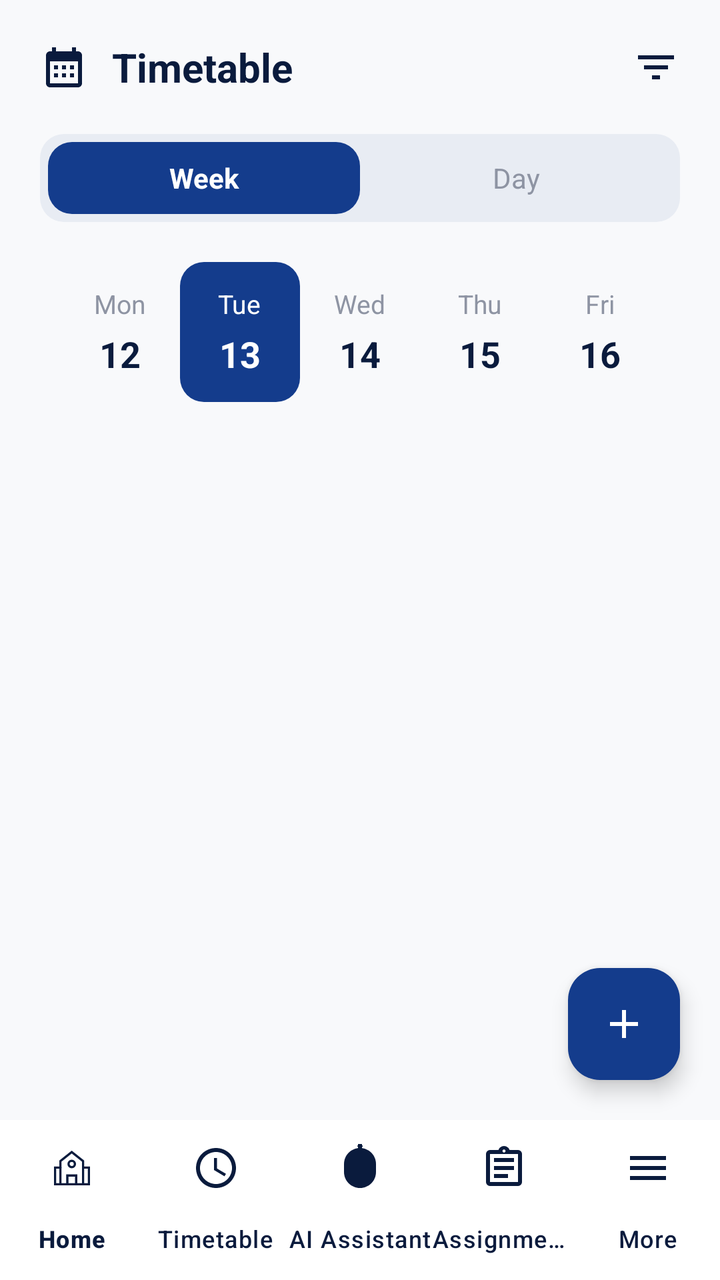
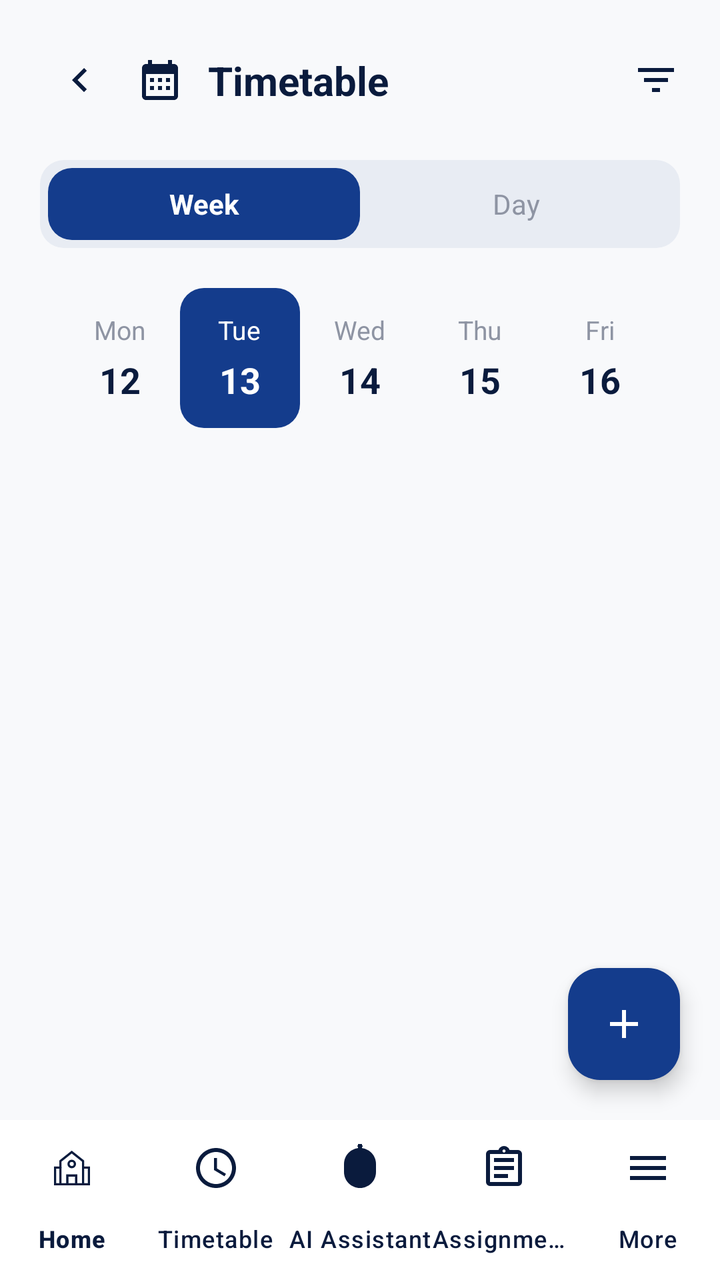

Before-and-after screenshots of an Android layout around one commit, followed by the original layout XML and the change that was made.
<!-- AndroidManifest.xml: application theme Theme.MyCampusComp -->
<!-- res/layout/activity_timetable.xml -->
<?xml version="1.0" encoding="utf-8"?>
<androidx.constraintlayout.widget.ConstraintLayout xmlns:android="http://schemas.android.com/apk/res/android"
    xmlns:app="http://schemas.android.com/apk/res-auto"
    xmlns:tools="http://schemas.android.com/tools"
    android:layout_width="match_parent"
    android:layout_height="match_parent"
    android:background="@color/bg_light">

    
    <androidx.constraintlayout.widget.ConstraintLayout
        android:id="@+id/topBar"
        android:layout_width="match_parent"
        android:layout_height="wrap_content"
        android:padding="20dp"
        app:layout_constraintTop_toTopOf="parent">

        <ImageView
            android:id="@+id/ivTimetableIcon"
            android:layout_width="24dp"
            android:layout_height="24dp"
            android:src="@drawable/ic_timetable_header"
            app:layout_constraintBottom_toBottomOf="parent"
            app:layout_constraintStart_toStartOf="parent"
            app:layout_constraintTop_toTopOf="parent" />

        <TextView
            android:id="@+id/tvTitle"
            android:layout_width="wrap_content"
            android:layout_height="wrap_content"
            android:layout_marginStart="12dp"
            android:text="@string/timetable"
            android:textColor="@color/navy_dark"
            android:textSize="20sp"
            android:textStyle="bold"
            app:layout_constraintBottom_toBottomOf="parent"
            app:layout_constraintStart_toEndOf="@id/ivTimetableIcon"
            app:layout_constraintTop_toTopOf="parent" />

        <ImageView
            android:id="@+id/ivFilter"
            android:layout_width="24dp"
            android:layout_height="24dp"
            android:src="@drawable/ic_filter_list"
            app:layout_constraintBottom_toBottomOf="parent"
            app:layout_constraintEnd_toEndOf="parent"
            app:layout_constraintTop_toTopOf="parent" />

    </androidx.constraintlayout.widget.ConstraintLayout>

    <TextView
        android:id="@+id/tvSyncBanner"
        android:layout_width="match_parent"
        android:layout_height="wrap_content"
        android:background="@color/warn_bg"
        android:gravity="center"
        android:padding="8dp"
        android:textColor="@color/warn_text"
        android:textSize="12sp"
        android:textStyle="bold"
        android:visibility="gone"
        app:layout_constraintTop_toBottomOf="@id/topBar" />

    
    <LinearLayout
        android:id="@+id/toggleLayout"
        android:layout_width="match_parent"
        android:layout_height="wrap_content"
        android:layout_marginStart="20dp"
        android:layout_marginEnd="20dp"
        android:background="@drawable/bg_toggle_switch"
        android:orientation="horizontal"
        android:padding="4dp"
        app:layout_constraintTop_toBottomOf="@id/tvSyncBanner">

        <TextView
            android:id="@+id/btnWeek"
            android:layout_width="0dp"
            android:layout_height="36dp"
            android:layout_weight="1"
            android:background="@drawable/bg_toggle_selected"
            android:gravity="center"
            android:text="@string/week"
            android:textColor="@color/white"
            android:textSize="14sp"
            android:textStyle="bold" />

        <TextView
            android:id="@+id/btnDay"
            android:layout_width="0dp"
            android:layout_height="36dp"
            android:layout_weight="1"
            android:gravity="center"
            android:text="@string/day"
            android:textColor="@color/text_secondary"
            android:textSize="14sp" />

    </LinearLayout>

    
    <LinearLayout
        android:id="@+id/dayStrip"
        android:layout_width="match_parent"
        android:layout_height="wrap_content"
        android:layout_marginTop="20dp"
        android:gravity="center"
        android:orientation="horizontal"
        android:paddingStart="10dp"
        android:paddingEnd="10dp"
        app:layout_constraintTop_toBottomOf="@id/toggleLayout">

        
        <LinearLayout
            android:id="@+id/dayMonday"
            android:layout_width="60dp"
            android:layout_height="70dp"
            android:clickable="true"
            android:focusable="true"
            android:gravity="center"
            android:orientation="vertical">

            <TextView
                android:id="@+id/tvDayNameMon"
                android:layout_width="wrap_content"
                android:layout_height="wrap_content"
                android:text="@string/day_mon"
                android:textColor="@color/text_secondary"
                android:textSize="13sp" />

            <TextView
                android:id="@+id/tvDayNumMon"
                android:layout_width="wrap_content"
                android:layout_height="wrap_content"
                android:layout_marginTop="4dp"
                android:text="12"
                android:textColor="@color/navy_dark"
                android:textSize="18sp"
                android:textStyle="bold" />
        </LinearLayout>

        
        <LinearLayout
            android:id="@+id/dayTuesday"
            android:layout_width="60dp"
            android:layout_height="70dp"
            android:background="@drawable/day_selected"
            android:clickable="true"
            android:focusable="true"
            android:gravity="center"
            android:orientation="vertical">

            <TextView
                android:id="@+id/tvDayNameTue"
                android:layout_width="wrap_content"
                android:layout_height="wrap_content"
                android:text="@string/day_tue"
                android:textColor="@color/white"
                android:textSize="13sp" />

            <TextView
                android:id="@+id/tvDayNumTue"
                android:layout_width="wrap_content"
                android:layout_height="wrap_content"
                android:layout_marginTop="4dp"
                android:text="13"
                android:textColor="@color/white"
                android:textSize="18sp"
                android:textStyle="bold" />
        </LinearLayout>

        
        <LinearLayout
            android:id="@+id/dayWednesday"
            android:layout_width="60dp"
            android:layout_height="70dp"
            android:clickable="true"
            android:focusable="true"
            android:gravity="center"
            android:orientation="vertical">

            <TextView
                android:id="@+id/tvDayNameWed"
                android:layout_width="wrap_content"
                android:layout_height="wrap_content"
                android:text="@string/day_wed"
                android:textColor="@color/text_secondary"
                android:textSize="13sp" />

            <TextView
                android:id="@+id/tvDayNumWed"
                android:layout_width="wrap_content"
                android:layout_height="wrap_content"
                android:layout_marginTop="4dp"
                android:text="14"
                android:textColor="@color/navy_dark"
                android:textSize="18sp"
                android:textStyle="bold" />
        </LinearLayout>

        
        <LinearLayout
            android:id="@+id/dayThursday"
            android:layout_width="60dp"
            android:layout_height="70dp"
            android:clickable="true"
            android:focusable="true"
            android:gravity="center"
            android:orientation="vertical">

            <TextView
                android:id="@+id/tvDayNameThu"
                android:layout_width="wrap_content"
                android:layout_height="wrap_content"
                android:text="@string/day_thu"
                android:textColor="@color/text_secondary"
                android:textSize="13sp" />

            <TextView
                android:id="@+id/tvDayNumThu"
                android:layout_width="wrap_content"
                android:layout_height="wrap_content"
                android:layout_marginTop="4dp"
                android:text="15"
                android:textColor="@color/navy_dark"
                android:textSize="18sp"
                android:textStyle="bold" />
        </LinearLayout>

        
        <LinearLayout
            android:id="@+id/dayFriday"
            android:layout_width="60dp"
            android:layout_height="70dp"
            android:clickable="true"
            android:focusable="true"
            android:gravity="center"
            android:orientation="vertical">

            <TextView
                android:id="@+id/tvDayNameFri"
                android:layout_width="wrap_content"
                android:layout_height="wrap_content"
                android:text="@string/day_fri"
                android:textColor="@color/text_secondary"
                android:textSize="13sp" />

            <TextView
                android:id="@+id/tvDayNumFri"
                android:layout_width="wrap_content"
                android:layout_height="wrap_content"
                android:layout_marginTop="4dp"
                android:text="16"
                android:textColor="@color/navy_dark"
                android:textSize="18sp"
                android:textStyle="bold" />
        </LinearLayout>

    </LinearLayout>

    
    <androidx.recyclerview.widget.RecyclerView
        android:id="@+id/rvTimetable"
        android:layout_width="match_parent"
        android:layout_height="0dp"
        android:layout_marginTop="16dp"
        android:clipToPadding="false"
        android:padding="20dp"
        app:layout_constraintBottom_toTopOf="@id/bottomNavigation"
        app:layout_constraintTop_toBottomOf="@id/dayStrip"
        tools:listitem="@layout/item_timetable_class" />


    <com.google.android.material.floatingactionbutton.FloatingActionButton
        android:id="@+id/fabAdd"
        android:layout_width="wrap_content"
        android:layout_height="wrap_content"
        android:layout_marginEnd="20dp"
        android:layout_marginBottom="20dp"
        android:src="@drawable/ic_add_white"
        app:backgroundTint="@color/brand_primary"
        app:layout_constraintBottom_toTopOf="@id/bottomNavigation"
        app:layout_constraintEnd_toEndOf="parent"
        app:tint="@color/white" />

    <com.google.android.material.bottomnavigation.BottomNavigationView
        android:id="@+id/bottomNavigation"
        android:layout_width="match_parent"
        android:layout_height="wrap_content"
        android:background="@color/card_surface"
        app:itemIconTint="@color/navy_dark"
        app:itemTextColor="@color/navy_dark"
        app:labelVisibilityMode="labeled"
        app:layout_constraintBottom_toBottomOf="parent"
        app:menu="@menu/bottom_nav_menu" />

</androidx.constraintlayout.widget.ConstraintLayout>
<!-- res/layout/item_timetable_class.xml (included above) -->
<?xml version="1.0" encoding="utf-8"?>
<androidx.constraintlayout.widget.ConstraintLayout xmlns:android="http://schemas.android.com/apk/res/android"
    xmlns:app="http://schemas.android.com/apk/res-auto"
    android:layout_width="match_parent"
    android:layout_height="wrap_content"
    android:layout_marginBottom="16dp"
    android:background="@drawable/timetable_card"
    android:elevation="2dp"
    android:padding="16dp">

    <FrameLayout
        android:id="@+id/iconBox"
        android:layout_width="48dp"
        android:layout_height="48dp"
        android:background="@drawable/bg_icon_box"
        android:backgroundTint="@color/icon_bg_blue"
        app:layout_constraintBottom_toBottomOf="parent"
        app:layout_constraintStart_toStartOf="parent"
        app:layout_constraintTop_toTopOf="parent">

        <ImageView
            android:id="@+id/ivIcon"
            android:layout_width="24dp"
            android:layout_height="24dp"
            android:layout_gravity="center"
            android:src="@drawable/ic_class_book"
            app:tint="#1976D2" />
    </FrameLayout>

    <TextView
        android:id="@+id/tvTime"
        android:layout_width="wrap_content"
        android:layout_height="wrap_content"
        android:layout_marginStart="16dp"
        android:text="08:00 - 09:00"
        android:textColor="@color/text_secondary"
        android:textSize="12sp"
        app:layout_constraintStart_toEndOf="@id/iconBox"
        app:layout_constraintTop_toTopOf="parent" />

    <TextView
        android:id="@+id/tvSubject"
        android:layout_width="wrap_content"
        android:layout_height="wrap_content"
        android:layout_marginStart="16dp"
        android:layout_marginTop="2dp"
        android:text="Software Engineering"
        android:textColor="@color/navy_dark"
        android:textSize="15sp"
        android:textStyle="bold"
        app:layout_constraintStart_toEndOf="@id/iconBox"
        app:layout_constraintTop_toBottomOf="@id/tvTime" />

    <TextView
        android:id="@+id/tvRoom"
        android:layout_width="wrap_content"
        android:layout_height="wrap_content"
        android:layout_marginStart="16dp"
        android:layout_marginTop="2dp"
        android:text="Room 204"
        android:textColor="@color/text_secondary"
        android:textSize="13sp"
        app:layout_constraintStart_toEndOf="@id/iconBox"
        app:layout_constraintTop_toBottomOf="@id/tvSubject" />

    <ImageView
        android:layout_width="20dp"
        android:layout_height="20dp"
        android:src="@drawable/ic_chevron_down"
        app:layout_constraintBottom_toBottomOf="parent"
        app:layout_constraintEnd_toEndOf="parent"
        app:layout_constraintTop_toTopOf="parent" />

</androidx.constraintlayout.widget.ConstraintLayout>
<!-- resources referenced by this layout -->
<resources>
  <color name="bg_light">#F8F9FB</color>
  <color name="brand_primary">#143C8C</color>
  <color name="card_surface">#FFFFFF</color>
  <color name="icon_bg_blue">#E3F2FD</color>
  <color name="navy_dark">#0A1B3D</color>
  <color name="text_secondary">#8E94A3</color>
  <color name="warn_bg">#FFF3CD</color>
  <color name="warn_text">#856404</color>
  <color name="white">#FFFFFFFF</color>
  <!-- drawable bg_icon_box (drawable) -->
  <?xml version="1.0" encoding="utf-8"?>
  <shape xmlns:android="http://schemas.android.com/apk/res/android"
      android:shape="rectangle">
      <solid android:color="@color/card_surface" />
      <corners android:radius="12dp" />
  </shape>
  <!-- drawable bg_toggle_selected (drawable) -->
  <?xml version="1.0" encoding="utf-8"?>
  <shape xmlns:android="http://schemas.android.com/apk/res/android"
      android:shape="rectangle">
      <solid android:color="@color/brand_primary" />
      <corners android:radius="12dp" />
  </shape>
  <!-- drawable bg_toggle_switch (drawable) -->
  <?xml version="1.0" encoding="utf-8"?>
  <shape xmlns:android="http://schemas.android.com/apk/res/android"
      android:shape="rectangle">
      <solid android:color="@color/placeholder_bg" />
      <corners android:radius="12dp" />
  </shape>
  <!-- drawable day_selected (drawable) -->
  <?xml version="1.0" encoding="utf-8"?>
  <shape xmlns:android="http://schemas.android.com/apk/res/android"
      android:shape="rectangle">
  
      <solid android:color="@color/brand_primary" />
  
      <corners android:radius="12dp" />
  
  </shape>
  <!-- drawable ic_add_white (drawable) -->
  <vector xmlns:android="http://schemas.android.com/apk/res/android"
      android:width="24dp"
      android:height="24dp"
      android:viewportWidth="24"
      android:viewportHeight="24">
      <path
          android:fillColor="#FFFFFF"
          android:pathData="M19,13h-6v6h-2v-6H5v-2h6V5h2v6h6V13z" />
  </vector>
  <!-- drawable ic_chevron_down (drawable) -->
  <vector xmlns:android="http://schemas.android.com/apk/res/android"
      android:width="24dp"
      android:height="24dp"
      android:viewportWidth="24"
      android:viewportHeight="24">
      <path
          android:fillColor="#8E94A3"
          android:pathData="M7.41,8.59L12,13.17l4.59-4.58L18,10l-6,6l-6,-6L7.41,8.59z" />
  </vector>
  <!-- drawable ic_class_book (drawable) -->
  <vector xmlns:android="http://schemas.android.com/apk/res/android"
      android:width="24dp"
      android:height="24dp"
      android:viewportWidth="24"
      android:viewportHeight="24">
      <path
          android:fillColor="#2E7D32"
          android:pathData="M18,2H6C4.9,2 4,2.9 4,4v16c0,1.1 0.9,2 2,2h12c1.1,0 2,-0.9 2,-2V4C20,2.9 19.1,2 18,2zM18,20H6V4h5v8l2.5,-1.5L16,12V4h2V20z" />
  </vector>
  <!-- drawable ic_filter_list (drawable) -->
  <vector xmlns:android="http://schemas.android.com/apk/res/android"
      android:width="24dp"
      android:height="24dp"
      android:viewportWidth="24"
      android:viewportHeight="24">
      <path
          android:fillColor="#0A1B3D"
          android:pathData="M10,18h4v-2h-4V18zM3,6v2h18V6H3zM6,13h12v-2H6V13z" />
  </vector>
  <!-- drawable timetable_card (drawable) -->
  <?xml version="1.0" encoding="utf-8"?>
  <shape xmlns:android="http://schemas.android.com/apk/res/android"
      android:shape="rectangle">
  
      <solid android:color="@color/card_surface" />
  
      <corners android:radius="16dp" />
  
  </shape>
  <string name="day">Day</string>
  <string name="day_fri">Fri</string>
  <string name="day_mon">Mon</string>
  <string name="day_thu">Thu</string>
  <string name="day_tue">Tue</string>
  <string name="day_wed">Wed</string>
  <string name="timetable">Timetable</string>
  <string name="week">Week</string>
  <style name="Theme.MyCampusComp" parent="Base.Theme.MyCampusComp" />
  <color name="placeholder_bg">#E8ECF3</color>
  <style name="Base.Theme.MyCampusComp" parent="Theme.Material3.DayNight.NoActionBar">
          
          
      </style>
  <!-- unchanged entries left out for length: 1 -->
</resources>

<!-- the commit's change to res/layout/activity_timetable.xml (unified diff, before → after) -->
@@ -14,13 +14,27 @@
         android:padding="20dp"
         app:layout_constraintTop_toTopOf="parent">
 
+        <ImageButton
+            android:id="@+id/btnBack"
+            android:layout_width="40dp"
+            android:layout_height="40dp"
+            android:background="?attr/selectableItemBackgroundBorderless"
+            android:contentDescription="@string/back_text"
+            android:src="@drawable/ic_chevron_down"
+            android:rotation="90"
+            app:layout_constraintBottom_toBottomOf="parent"
+            app:layout_constraintStart_toStartOf="parent"
+            app:layout_constraintTop_toTopOf="parent"
+            app:tint="@color/navy_dark" />
+
         <ImageView
             android:id="@+id/ivTimetableIcon"
             android:layout_width="24dp"
             android:layout_height="24dp"
+            android:layout_marginStart="8dp"
             android:src="@drawable/ic_timetable_header"
             app:layout_constraintBottom_toBottomOf="parent"
-            app:layout_constraintStart_toStartOf="parent"
+            app:layout_constraintStart_toEndOf="@id/btnBack"
             app:layout_constraintTop_toTopOf="parent" />
 
         <TextView
<!-- resource entries referenced after the edit -->
@@ -90,6 +90,7 @@
       <corners android:radius="16dp" />
   
   </shape>
+  <string name="back_text">Back</string>
   <string name="day">Day</string>
   <string name="day_fri">Fri</string>
   <string name="day_mon">Mon</string>
